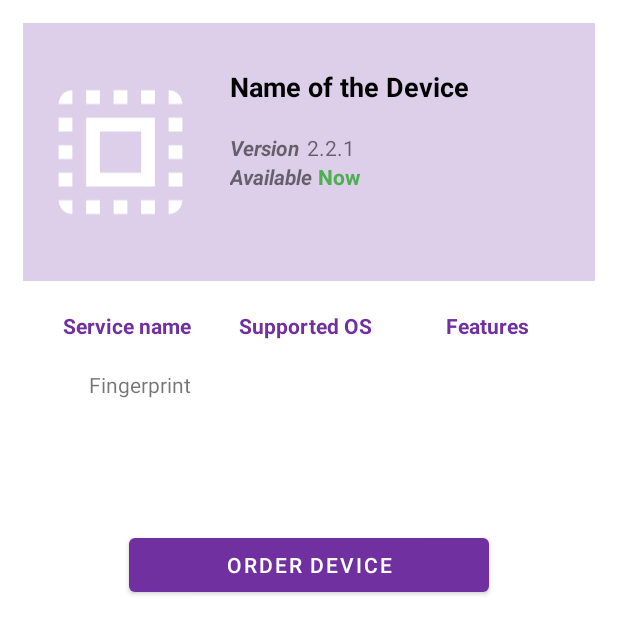
After one commit to tahajadid/ID-Device, an Android app: the fragment SingleDeviceFragment shown on its own in the app's theme, on a phone screen of 412 x 824 dp. The commit adds this screen. Shown: the top 634 px of the screen. Run offline under Robolectric (Android 15) with nearby library versions, the phone set to English and light mode, and no system bars; our stand-ins replace Firebase (no records; nobody signed in at launch, a user with empty details on screens opened directly); 3 statements that could not run were skipped.

Commit message:
add Single Device Fragment

```diff
--- a/app/build.gradle
+++ b/app/build.gradle
@@ -3,6 +3,8 @@ plugins {
     id 'kotlin-android'
     id 'com.google.gms.google-services'
 }
+
+apply plugin : "androidx.navigation.safeargs.kotlin"
 
 android {
     compileSdkVersion 30
--- a/app/src/main/AndroidManifest.xml
+++ b/app/src/main/AndroidManifest.xml
@@ -3,6 +3,7 @@
     package="com.example.id_dev_fire">
 
     <application
+        android:name=".Home"
         android:allowBackup="true"
         android:icon="@mipmap/ic_launcher"
         android:label="@string/app_name"
--- a/app/src/main/java/com/example/id_dev_fire/ui/AddDevice/AddDeviceFragment.kt
+++ b/app/src/main/java/com/example/id_dev_fire/ui/AddDevice/AddDeviceFragment.kt
@@ -5,6 +5,7 @@ import android.nfc.Tag
 import android.os.Bundle
 import android.text.TextUtils
 import android.util.Log
+import android.util.MutableInt
 import androidx.fragment.app.Fragment
 import android.view.LayoutInflater
 import android.view.View
@@ -20,6 +21,7 @@ import com.google.firebase.firestore.FirebaseFirestore
 import com.google.firebase.firestore.ktx.toObject
 import com.google.firebase.firestore.ktx.toObjects
 import com.google.firebase.ktx.Firebase
+import kotlin.properties.Delegates
 
 class AddDeviceFragment : Fragment() {
 
--- /dev/null
+++ b/app/src/main/java/com/example/id_dev_fire/ui/singleDevice/SingleDeviceFragment.kt
@@ -0,0 +1,52 @@
+package com.example.id_dev_fire.ui.singleDevice
+
+import android.os.Bundle
+import androidx.fragment.app.Fragment
+import android.view.LayoutInflater
+import android.view.View
+import android.view.ViewGroup
+import android.widget.TextView
+import androidx.lifecycle.ViewModelProvider
+import androidx.navigation.fragment.navArgs
+import com.example.id_dev_fire.R
+import com.example.id_dev_fire.model.Device
+import com.example.id_dev_fire.ui.settings.SettingsViewModel
+import com.google.firebase.firestore.FirebaseFirestore
+
+
+class SingleDeviceFragment : Fragment() {
+
+    private var mFirestore = FirebaseFirestore.getInstance()
+    private val args by navArgs<SingleDeviceFragmentArgs>()
+
+    override fun onCreateView(
+            inflater: LayoutInflater,
+            container: ViewGroup?,
+            savedInstanceState: Bundle?
+    ): View? {
+
+        val root = inflater.inflate(R.layout.fragment_single_device, container, false)
+
+        root.findViewById<TextView>(R.id.nameSingleDevice_tv).setText(args.nameDevice)
+
+
+        mFirestore.collection("devices")
+                .whereEqualTo("devName",args.nameDevice)
+                .get().addOnCompleteListener {
+
+                    if (it.isSuccessful){
+                        for (result in it.result!!) {
+                            val devInfo = result.toObject(Device::class.java)
+                            root.findViewById<TextView>(R.id.supportedOsSingleDevice_tv).setText(devInfo.getdevSupportedOS())
+                            root.findViewById<TextView>(R.id.featuresSingleDevice_tv).setText(devInfo.getdevFeatures())
+                        }
+                    }
+
+                }.addOnFailureListener {
+
+                }
+
+        return root
+    }
+
+}
--- /dev/null
+++ b/app/src/main/res/layout/fragment_single_device.xml
@@ -0,0 +1,176 @@
+<?xml version="1.0" encoding="utf-8"?>
+<androidx.constraintlayout.widget.ConstraintLayout xmlns:android="http://schemas.android.com/apk/res/android"
+    xmlns:app="http://schemas.android.com/apk/res-auto"
+    xmlns:tools="http://schemas.android.com/tools"
+    android:layout_width="match_parent"
+    android:layout_height="match_parent"
+    tools:context=".ui.singleDevice.SingleDeviceFragment">
+
+    <LinearLayout
+        android:layout_width="match_parent"
+        android:layout_height="match_parent"
+        android:orientation="vertical"
+        android:padding="15dp">
+
+        <LinearLayout
+            android:layout_width="match_parent"
+            android:layout_height="172dp"
+            android:background="#3C7030A0"
+            android:orientation="horizontal">
+
+            <ImageView
+                android:id="@+id/imageView3"
+                android:layout_width="260dp"
+                android:layout_height="match_parent"
+                android:layout_weight="1"
+                android:padding="10dp"
+                android:src="?attr/actionModeSelectAllDrawable"
+                app:srcCompat="@drawable/person_for_login" />
+
+            <LinearLayout
+                android:layout_width="match_parent"
+                android:layout_height="match_parent"
+                android:layout_weight="1"
+                android:orientation="vertical"
+                android:paddingTop="30dp">
+
+                <TextView
+                    android:id="@+id/nameSingleDevice_tv"
+                    android:layout_width="match_parent"
+                    android:layout_height="43dp"
+                    android:layout_marginStart="8dp"
+                    android:layout_marginLeft="8dp"
+                    android:text="Name of the Device"
+                    android:textColor="#000000"
+                    android:textSize="18sp"
+                    android:textStyle="bold" />
+
+                <LinearLayout
+                    android:layout_width="match_parent"
+                    android:layout_height="wrap_content"
+                    android:orientation="horizontal">
+
+                    <TextView
+                        android:id="@+id/versionSingleDevice_label"
+                        android:layout_width="wrap_content"
+                        android:layout_height="wrap_content"
+                        android:layout_marginStart="8dp"
+                        android:layout_marginLeft="8dp"
+                        android:text="Version "
+                        android:textStyle="bold|italic" />
+
+                    <TextView
+                        android:id="@+id/versionSingleDevice_tv"
+                        android:layout_width="wrap_content"
+                        android:layout_height="wrap_content"
+                        android:layout_weight="1"
+                        android:paddingLeft="2dp"
+                        android:text="2.2.1" />
+                </LinearLayout>
+
+                <LinearLayout
+                    android:layout_width="match_parent"
+                    android:layout_height="28dp"
+                    android:orientation="horizontal">
+
+                    <TextView
+                        android:id="@+id/available_label"
+                        android:layout_width="wrap_content"
+                        android:layout_height="match_parent"
+                        android:layout_marginStart="8dp"
+                        android:layout_marginLeft="8dp"
+                        android:text="Available "
+                        android:textStyle="bold|italic" />
+
+                    <TextView
+                        android:id="@+id/dateAvailable_tv"
+                        android:layout_width="wrap_content"
+                        android:layout_height="match_parent"
+                        android:layout_weight="1"
+                        android:text="Now"
+                        android:textColor="#4CAF50"
+                        android:textStyle="bold" />
+                </LinearLayout>
+
+            </LinearLayout>
+
+        </LinearLayout>
+
+        <LinearLayout
+            android:layout_width="match_parent"
+            android:layout_height="wrap_content"
+            android:layout_marginTop="10dp"
+            android:orientation="horizontal"
+            android:padding="10dp">
+
+            <TextView
+                android:id="@+id/serviceName_label"
+                android:layout_width="50dp"
+                android:layout_height="wrap_content"
+                android:layout_weight="1"
+                android:gravity="center_horizontal"
+                android:text="Service name"
+                android:textColor="#7030A0"
+                android:textStyle="bold" />
+
+            <TextView
+                android:id="@+id/supportedOsSingleDevice_label"
+                android:layout_width="50dp"
+                android:layout_height="wrap_content"
+                android:layout_weight="1"
+                android:gravity="center_horizontal"
+                android:text="Supported OS"
+                android:textColor="#7030A0"
+                android:textStyle="bold" />
+
+            <TextView
+                android:id="@+id/featuresSingleDevice_label"
+                android:layout_width="wrap_content"
+                android:layout_height="wrap_content"
+                android:layout_weight="1"
+                android:gravity="center_horizontal"
+                android:text="Features"
+                android:textColor="#7030A0"
+                android:textStyle="bold" />
+        </LinearLayout>
+
+        <LinearLayout
+            android:layout_width="match_parent"
+            android:layout_height="106dp"
+            android:orientation="horizontal"
+            android:padding="10dp">
+
+            <TextView
+                android:id="@+id/serviceName_tv"
+                android:layout_width="50dp"
+                android:layout_height="match_parent"
+                android:layout_weight="1"
+                android:gravity="center_horizontal"
+                android:text="Fingerprint" />
+
+            <TextView
+                android:id="@+id/supportedOsSingleDevice_tv"
+                android:layout_width="50dp"
+                android:layout_height="match_parent"
+                android:layout_weight="1"
+                android:gravity="center_horizontal" />
+
+            <TextView
+                android:id="@+id/featuresSingleDevice_tv"
+                android:layout_width="wrap_content"
+                android:layout_height="match_parent"
+                android:layout_weight="1"
+                android:gravity="center_horizontal" />
+        </LinearLayout>
+
+        <Button
+            android:id="@+id/orderDevice_button"
+            android:layout_width="240dp"
+            android:layout_height="wrap_content"
+            android:layout_gravity="center"
+            android:layout_marginTop="10dp"
+            android:text="Order Device"
+            app:backgroundTint="#7030A0" />
+
+    </LinearLayout>
+</androidx.constraintlayout.widget.ConstraintLayout>
--- a/build.gradle
+++ b/build.gradle
@@ -9,6 +9,7 @@ buildscript {
         classpath "com.android.tools.build:gradle:4.1.3"
         classpath "org.jetbrains.kotlin:kotlin-gradle-plugin:$kotlin_version"
         classpath 'com.google.gms:google-services:4.3.5'
+        classpath 'androidx.navigation:navigation-safe-args-gradle-plugin:2.3.5'
 
         // NOTE: Do not place your application dependencies here; they belong
         // in the individual module build.gradle files
```
Also changed, not shown: app/src/main/java/com/example/id_dev_fire/Home.kt (added, +27 -0 lines), app/src/main/java/com/example/id_dev_fire/MainActivity.kt (+10 -2 lines), app/src/main/java/com/example/id_dev_fire/model/Device.kt (+63 -18 lines), app/src/main/java/com/example/id_dev_fire/ui/evs/EvsFragment.kt (+4 -3 lines), app/src/main/java/com/example/id_dev_fire/ui/list/ListDeviceAdapter.kt (+20 -3 lines), app/src/main/java/com/example/id_dev_fire/ui/singleDevice/SingleDeviceViewModel.kt (added, +30 -0 lines), app/src/main/res/navigation/mobile_navigation.xml (+33 -3 lines).
